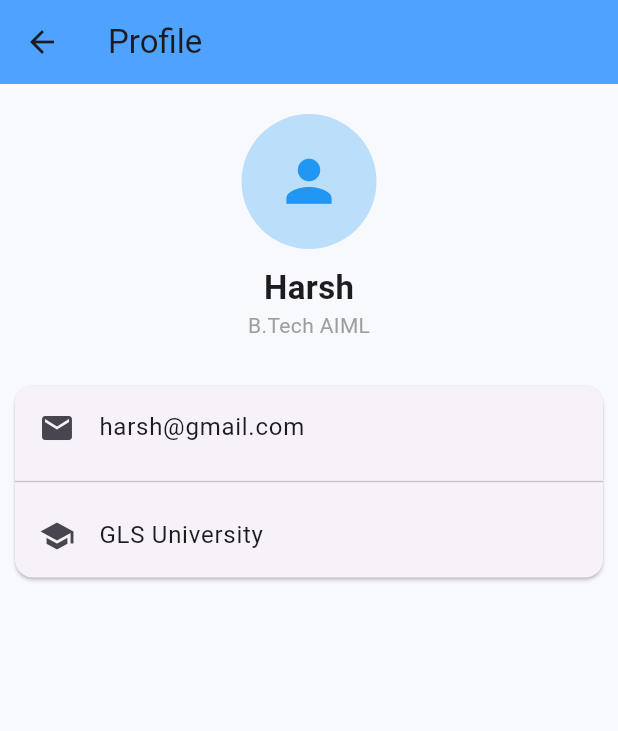
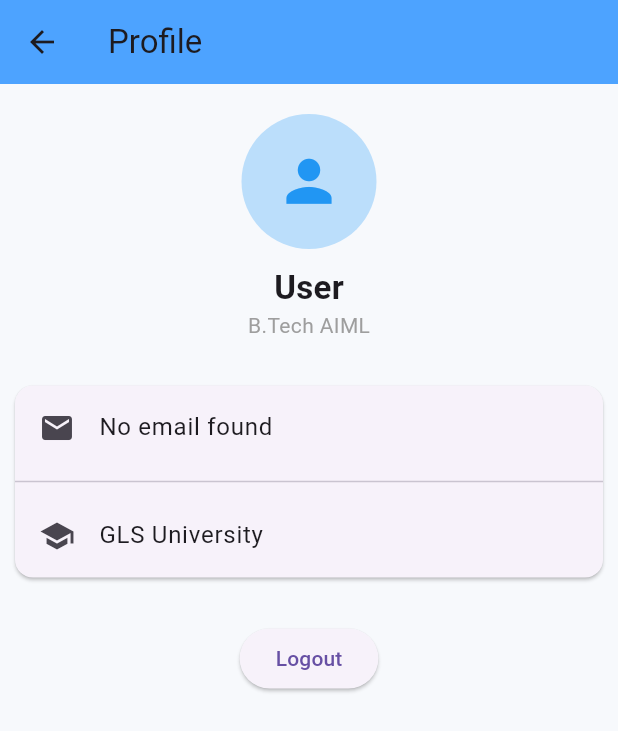
Before and after one commit to HarshGosalia05/Flutter_Project_sem_6, a Flutter app: the ProfilePage screen opened directly, on a phone screen of 412 x 824 dp. Shown: the top 731 px of the screen. Run offline on Flutter 3.47's test engine with Material 3 defaults, Android fonts, the phone set to English and light mode, and no system bars; our stand-ins replace file_picker, fl_chart, open_file, shared_preferences, sqflite; accounts and stored records are empty.

Commit message:
updated feature

```diff
--- a/lib/ProfilePage.dart
+++ b/lib/ProfilePage.dart
@@ -1,6 +1,61 @@
 import 'package:flutter/material.dart';
+import 'package:shared_preferences/shared_preferences.dart';
 
-class ProfilePage extends StatelessWidget {
+class ProfilePage extends StatefulWidget {
+  @override
+  _ProfilePageState createState() => _ProfilePageState();
+}
+
+class _ProfilePageState extends State<ProfilePage> {
+
+  String name = "";
+  String email = "";
+
+  @override
+  void initState() {
+    super.initState();
+    loadUser();
+  }
+
+  // 🔥 LOAD USER DATA
+  void loadUser() async {
+    final prefs = await SharedPreferences.getInstance();
+    setState(() {
+      name = prefs.getString('name') ?? "";
+      email = prefs.getString('email') ?? "";
+    });
+  }
+
+  // 🔥 LOGOUT WITH CONFIRMATION
+  void logout() async {
+    showDialog(
+      context: context,
+      builder: (context) {
+        return AlertDialog(
+          title: Text("Logout"),
+          content: Text("Are you sure you want to logout?"),
+          actions: [
+            TextButton(
+              onPressed: () {
+                Navigator.pop(context);
+              },
+              child: Text("Cancel"),
+            ),
+            ElevatedButton(
+              onPressed: () async {
+                final prefs = await SharedPreferences.getInstance();
+                await prefs.clear();
+
+                Navigator.pushReplacementNamed(context, '/login');
+              },
+              child: Text("Logout"),
+            ),
+          ],
+        );
+      },
+    );
+  }
+
   @override
   Widget build(BuildContext context) {
     return Scaffold(
@@ -21,8 +76,9 @@ class ProfilePage extends StatelessWidget {
 
           SizedBox(height: 10),
 
+          // 🔥 SAFE NAME (no blank issue)
           Text(
-            "Harsh",
+            name.isEmpty ? "User" : name,
             style: TextStyle(fontSize: 22, fontWeight: FontWeight.bold),
           ),
 
@@ -36,7 +92,11 @@ class ProfilePage extends StatelessWidget {
               children: [
                 ListTile(
                   leading: Icon(Icons.email),
-                  title: Text("harsh@gmail.com"),
+
+                  // 🔥 SAFE EMAIL
+                  title: Text(
+                    email.isEmpty ? "No email found" : email,
+                  ),
                 ),
                 Divider(),
                 ListTile(
@@ -46,6 +106,14 @@ class ProfilePage extends StatelessWidget {
               ],
             ),
           ),
+
+          SizedBox(height: 20),
+
+          // 🔥 LOGOUT BUTTON (same UI)
+          ElevatedButton(
+            onPressed: logout,
+            child: Text("Logout"),
+          ),
         ],
       ),
     );
--- a/pubspec.yaml
+++ b/pubspec.yaml
@@ -37,6 +37,9 @@ dependencies:
   file_picker: ^10.3.10
   open_file: ^3.3.2
   fl_chart: ^0.68.0
+  sqflite: ^2.3.0
+  path: ^1.8.3
+  shared_preferences: ^2.2.2
 
 dev_dependencies:
   flutter_test:
```
Also changed, not shown: lib/database_helper.dart (added, +57 -0 lines), lib/login_page.dart (added, +59 -0 lines), lib/main.dart (+35 -2 lines), lib/register_page.dart (added, +72 -0 lines), pubspec.lock, 1 other file.
